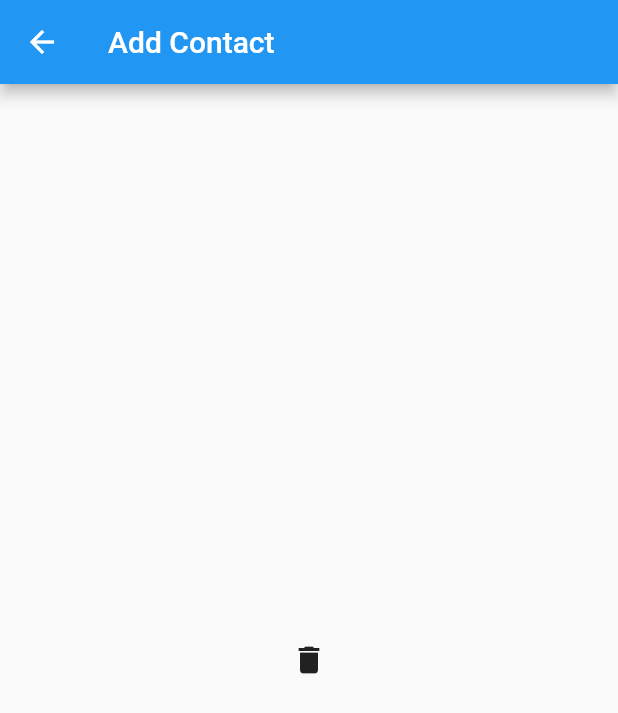
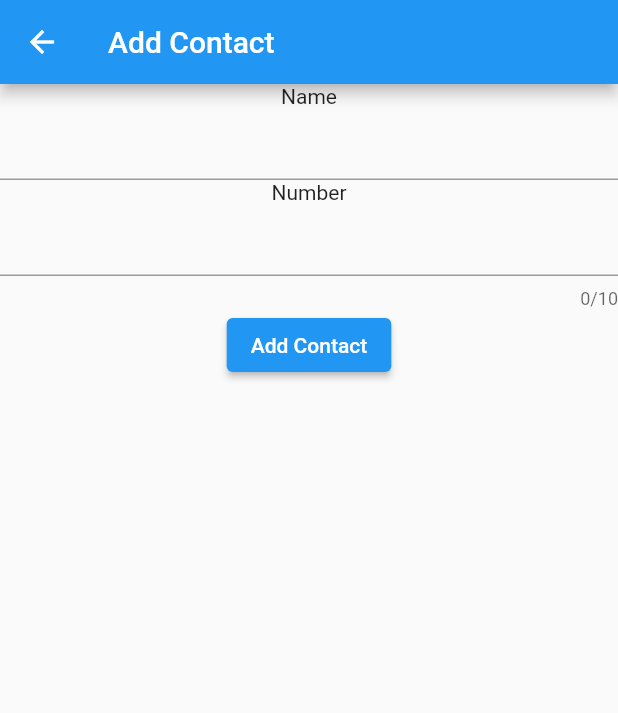
Before and after one commit to dsciiitsonepat/Flutter-Fest-Contact-App, a Flutter app: the screen it shows after launch, after a tap on the "add" icon, on a phone screen of 412 x 824 dp. Shown: the top 713 px of the screen. Run offline on Flutter 3.47's test engine with Material 2 defaults, Android fonts, the phone set to English and light mode, and no system bars; our stand-ins replace flutter_slidable.

Commit message:
add: DAY 3 completed

```diff
--- a/lib/add_contact.dart
+++ b/lib/add_contact.dart
@@ -1,7 +1,16 @@
 import 'package:flutter/material.dart';
 
+import 'data.dart';
+
 class AddContact extends StatelessWidget {
-  const AddContact({Key? key}) : super(key: key);
+  AddContact({Key? key}) : super(key: key);
+
+  final _formKey = GlobalKey<FormState>();
+
+  final nameController = TextEditingController();
+  final numberController = TextEditingController();
+
+  final Contacts contact = Contacts();
 
   @override
   Widget build(BuildContext context) {
@@ -9,12 +18,44 @@ class AddContact extends StatelessWidget {
       appBar: AppBar(
         title: Text("Add Contact"),
       ),
-      body: Center(
-        child: IconButton(
-          icon: Icon(Icons.delete),
-          onPressed: () {
-            Navigator.pop(context);
-          },
+      body: Form(
+        key: _formKey,
+        child: Column(
+          children: [
+            Text("Name"),
+            TextFormField(
+              controller: nameController,
+              validator: (value) {
+                if (value == null || value.isEmpty) {
+                  return 'Please enter Name';
+                }
+                return null;
+              },
+            ),
+            Text("Number"),
+            TextFormField(
+              controller: numberController,
+              keyboardType: TextInputType.number,
+              maxLength: 10,
+              validator: (value) {
+                if (value == null || value.isEmpty) {
+                  return 'Please enter number';
+                }
+                return null;
+              },
+            ),
+            ElevatedButton(
+              onPressed: () {
+                if (_formKey.currentState!.validate()) {
+                  contact.updateList(Contact(
+                      name: nameController.value.text,
+                      num: numberController.value.text));
+                  Navigator.pop(context);
+                }
+              },
+              child: Text("Add Contact"),
+            ),
+          ],
         ),
       ),
     );
--- /dev/null
+++ b/lib/data.dart
@@ -0,0 +1,20 @@
+class Contact {
+  String name = '';
+  String num = '';
+
+  Contact({required this.name, required this.num});
+}
+
+class Contacts {
+  List<Contact> contact = [
+    Contact(name: "Ayush Singh", num: "9876543210"),
+    Contact(name: "Rishab Sinha", num: "9123456789"),
+    Contact(name: "Aditya Chaudhary", num: "9234567887"),
+    Contact(name: "Vansh Kela", num: "9876543781"),
+  ];
+
+  void updateList(Contact contact) {
+    this.contact.add(contact);
+    print(this.contact.length);
+  }
+}
--- a/lib/home.dart
+++ b/lib/home.dart
@@ -1,9 +1,18 @@
 import 'package:contact/add_contact.dart';
 import 'package:flutter/material.dart';
 import 'package:flutter_slidable/flutter_slidable.dart';
+import 'dart:math' as math;
+import 'data.dart';
 
-class Home extends StatelessWidget {
-  const Home({Key? key}) : super(key: key);
+class Home extends StatefulWidget {
+  Home({Key? key}) : super(key: key);
+
+  @override
+  State<Home> createState() => _HomeState();
+}
+
+class _HomeState extends State<Home> {
+  final Contacts contacts = Contacts();
 
   @override
   Widget build(BuildContext context) {
@@ -23,9 +32,27 @@ class Home extends StatelessWidget {
         },
         child: Icon(Icons.add),
       ),
-      body: Column(
-        children: [
-          Card(
+      body: ListView.builder(
+          itemCount: contacts.contact.length,
+          itemBuilder: (context, index) {
+            return ContactWidget(
+              name: contacts.contact[index].name,
+              num: contacts.contact[index].num,
+            );
+          }),
+    );
+  }
+}
+
+class ContactWidget extends StatelessWidget {
+  final String name;
+  final String num;
+
+  ContactWidget({required this.name, required this.num});
+
+  @override
+  Widget build(BuildContext context) {
+    return Card(
       child: Slidable(
         endActionPane: ActionPane(
           motion: ScrollMotion(),
@@ -51,12 +78,13 @@ class Home extends StatelessWidget {
           ],
         ),
         child: ListTile(
-                title: Text("Ayush Singh"),
-                subtitle: Text("9876543210"),
+          title: Text(name),
+          subtitle: Text(num),
           leading: Icon(
             Icons.account_circle,
             size: 40,
-                  color: Colors.blue,
+            color: Color((math.Random().nextDouble() * 0xFFFFFF).toInt())
+                .withOpacity(1.0),
           ),
           trailing: Icon(
             Icons.call,
@@ -64,49 +92,6 @@ class Home extends StatelessWidget {
           ),
         ),
       ),
-          ),
-          Card(
-            child: Slidable(
-              endActionPane: ActionPane(
-                motion: ScrollMotion(),
-                children: [
-                  SlidableAction(
-                    onPressed: (context) {
-                      print("EDIT");
-                    },
-                    backgroundColor: Color(0xFF7BC043),
-                    foregroundColor: Colors.white,
-                    icon: Icons.edit,
-                    label: 'Edit',
-                  ),
-                  SlidableAction(
-                    onPressed: (context) {
-                      print("DELETE");
-                    },
-                    backgroundColor: Colors.red,
-                    foregroundColor: Colors.white,
-                    icon: Icons.delete,
-                    label: 'Delete',
-                  ),
-                ],
-              ),
-              child: ListTile(
-                title: Text("Rishab Sinha"),
-                subtitle: Text("912345789"),
-                leading: Icon(
-                  Icons.account_circle,
-                  size: 40,
-                  color: Colors.purple,
-                ),
-                trailing: Icon(
-                  Icons.call,
-                  color: Colors.green,
-                ),
-              ),
-            ),
-          ),
-        ],
-      ),
     );
   }
 }
```
Lines whose indentation alone changed are shown as unchanged.
